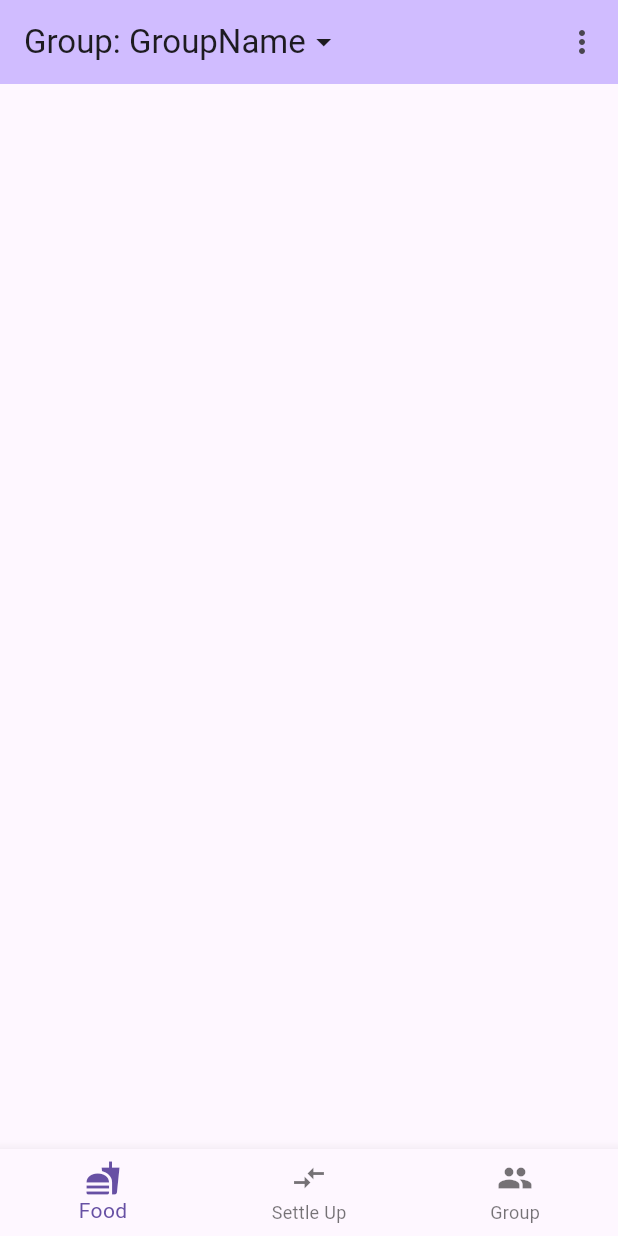
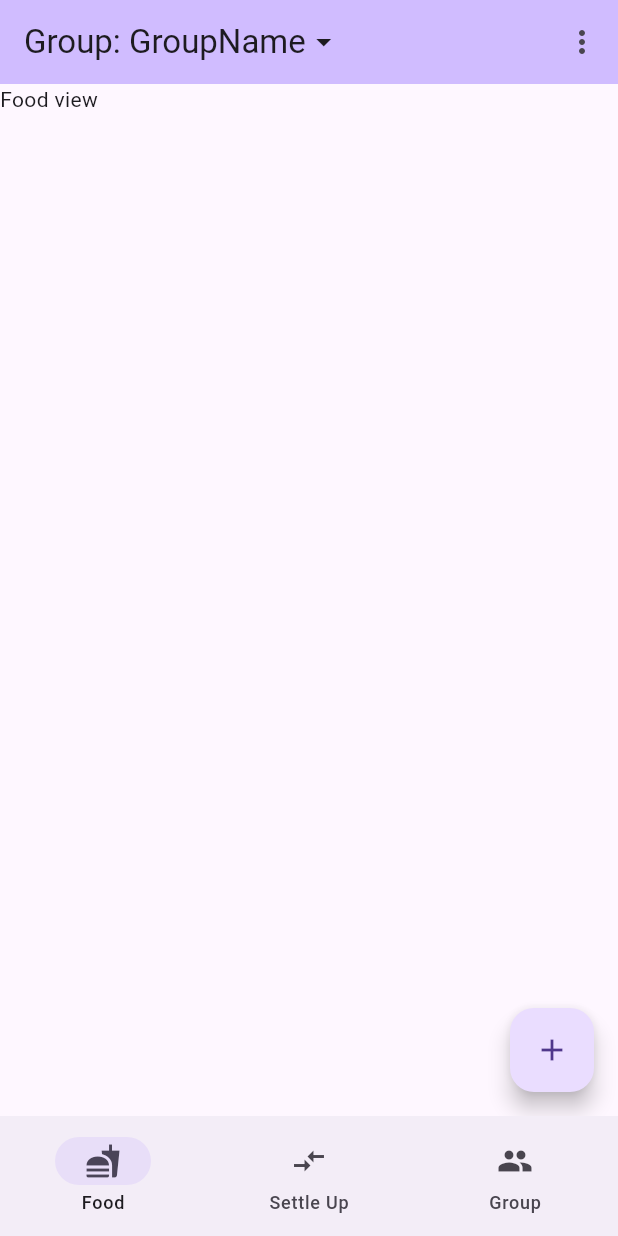
Before and after one commit to abynox/mess, a Flutter app: the screen it shows after launch, after a tap on the "more vert" icon, on a phone screen of 412 x 824 dp. Run offline on Flutter 3.47's test engine with Material 3 defaults, Android fonts, the phone set to English and light mode, and no system bars; drawn by our look-alikes of dynamic_color.

Commit message:
Added GroupProvider, settle up/group/food view base classes & replaced m2 bottomNavigationBar with m3 NavigationBar

```diff
--- a/frontend/lib/main.dart
+++ b/frontend/lib/main.dart
@@ -2,6 +2,7 @@ import 'dart:ui';
 
 import 'package:dynamic_color/dynamic_color.dart';
 import 'package:flutter/material.dart';
+import 'package:mess/provider/group_provider.dart';
 import 'package:mess/provider/theme_provider.dart';
 import 'package:mess/screens/home_screen.dart';
 import 'package:provider/provider.dart';
@@ -9,7 +10,10 @@ import 'package:provider/provider.dart';
 void main() {
   runApp(
     MultiProvider(
-      providers: [ChangeNotifierProvider(create: (_) => ThemeProvider())],
+      providers: [
+        ChangeNotifierProvider(create: (_) => ThemeProvider()),
+        ChangeNotifierProvider(create: (_) => GroupProvider())
+      ],
       child: const MyApp(),
     ),
   );
--- /dev/null
+++ b/frontend/lib/models/group.dart
@@ -0,0 +1,5 @@
+final class Group {
+  final String name;
+
+  Group(this.name);
+}
--- a/frontend/lib/screens/home_screen.dart
+++ b/frontend/lib/screens/home_screen.dart
@@ -1,4 +1,7 @@
 import 'package:flutter/material.dart';
+import 'package:mess/views/food_view.dart';
+import 'package:mess/views/group_view.dart';
+import 'package:mess/views/settle_up_view.dart';
 
 class HomeScreen extends StatefulWidget {
   const HomeScreen({super.key});
@@ -22,9 +25,10 @@ class _HomeScreenState extends State<HomeScreen> {
               child: Row(
                 mainAxisAlignment: MainAxisAlignment.start,
                 mainAxisSize: MainAxisSize.min,
-                children: [Text("GroupName"), Icon(Icons.arrow_drop_down_outlined)],
+                children: [Text("GroupName"), const Icon(Icons.arrow_drop_down_outlined)],
               ),
               onTap: () {
+                // todo: change group popup
                 print("Group clicked");
               },
             ),
@@ -33,25 +37,24 @@ class _HomeScreenState extends State<HomeScreen> {
         actions: [
           IconButton(
             tooltip: "More...",
-            icon: Icon(Icons.more_vert),
+            icon: const Icon(Icons.more_vert),
             onPressed: () {
+              // todo: show overflow menu
               print("Iconbutton");
-              print("df");
             },
           ),
         ],
       ),
-      bottomNavigationBar: BottomNavigationBar(
-        currentIndex: _selectedIndex,
-        onTap: (newIndex) {
-          setState(() {
-            _selectedIndex = newIndex;
-          });
-        },
-        items: [
-          BottomNavigationBarItem(label: "Food", icon: Icon(Icons.fastfood)),
-          BottomNavigationBarItem(label: "Settle Up", icon: Icon(Icons.compare_arrows)),
-          BottomNavigationBarItem(label: "Group", icon: Icon(Icons.group)),
+      body: [FoodView(), SettleUpView(), GroupView()][_selectedIndex],
+      bottomNavigationBar: NavigationBar(
+        selectedIndex: _selectedIndex,
+        onDestinationSelected: (newIndex) => setState(() {
+          _selectedIndex = newIndex;
+        }),
+        destinations: const [
+          NavigationDestination(icon: Icon(Icons.fastfood), label: "Food"),
+          NavigationDestination(icon: Icon(Icons.compare_arrows), label: "Settle Up"),
+          NavigationDestination(icon: Icon(Icons.group), label: "Group"),
         ],
       ),
     );
--- /dev/null
+++ b/frontend/lib/views/food_view.dart
@@ -0,0 +1,35 @@
+import 'package:flutter/material.dart';
+import 'package:flutter/widgets.dart';
+
+class FoodView extends StatefulWidget {
+  const FoodView({super.key});
+
+  @override
+  State<StatefulWidget> createState() => _FoodViewState();
+}
+
+class _FoodViewState extends State<FoodView> {
+  @override
+  Widget build(BuildContext context) {
+    return Stack(
+      children: [
+        SizedBox.expand(child: Text("Food view")),
+
+        // FloatingActionButton
+        Positioned(
+          bottom: 16,
+          right: 16,
+          child: SafeArea(
+            child: FloatingActionButton(
+              onPressed: () {
+                // todo: handle add food
+                print("floating action");
+              },
+              child: const Icon(Icons.add),
+            ),
+          ),
+        ),
+      ],
+    );
+  }
+}
```
Also changed, not shown: frontend/lib/provider/group_provider.dart (added, +11 -0 lines), frontend/lib/views/group_view.dart (added, +15 -0 lines), frontend/lib/views/settle_up_view.dart (added, +15 -0 lines).
